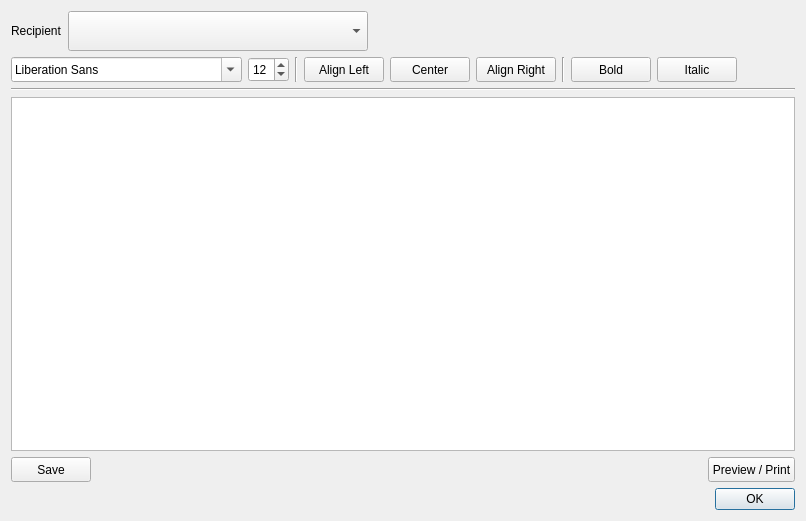
First picture: the form in ui/dialogs/letterdialog.ui, repository PhilippParis/BusinessManager, before the edit.
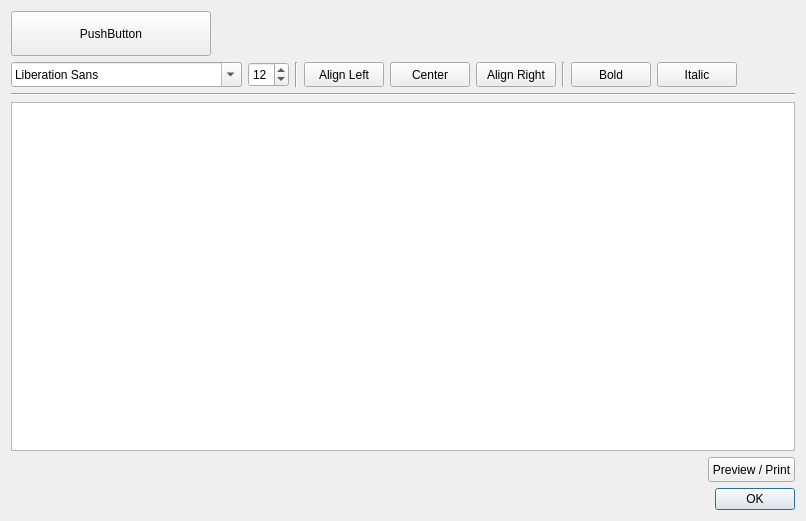
Second picture: the form after the edit. Icons and pictures are not drawn.

```diff
--- a/ui/dialogs/letterdialog.ui
+++ b/ui/dialogs/letterdialog.ui
@@ -17,20 +17,16 @@
    <item>
     <layout class="QHBoxLayout" name="horizontalLayout">
      <item>
-      <widget class="QLabel" name="label">
-       <property name="text">
-        <string>Recipient</string>
-       </property>
-      </widget>
-     </item>
-     <item>
-      <widget class="QComboBox" name="cbCustomer">
+      <widget class="QPushButton" name="btnRecipient">
        <property name="minimumSize">
         <size>
-         <width>300</width>
-         <height>40</height>
+         <width>200</width>
+         <height>45</height>
         </size>
        </property>
+       <property name="text">
+        <string>PushButton</string>
+       </property>
       </widget>
      </item>
      <item>
@@ -229,23 +225,6 @@
    </item>
    <item>
     <layout class="QHBoxLayout" name="horizontalLayout_5">
-     <item>
-      <widget class="QPushButton" name="btnSave">
-       <property name="minimumSize">
-        <size>
-         <width>0</width>
-         <height>25</height>
-        </size>
-       </property>
-       <property name="text">
-        <string>Save</string>
-       </property>
-       <property name="icon">
-        <iconset resource="../../resources.qrc">
-         <normaloff>:/icon/save</normaloff>:/icon/save</iconset>
-       </property>
-      </widget>
-     </item>
      <item>
       <spacer name="horizontalSpacer_7">
        <property name="orientation">
```
